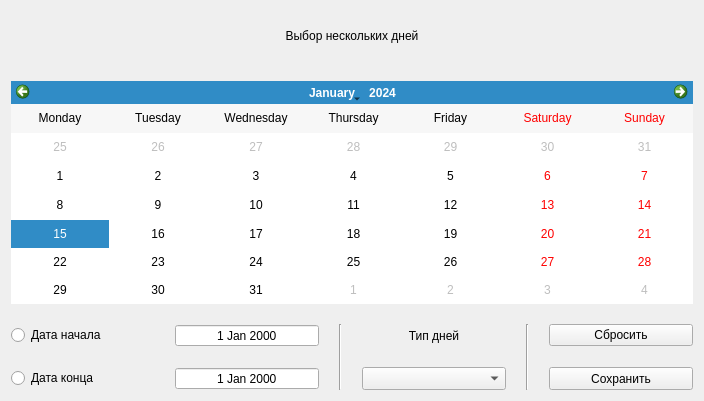
Before: the Qt Designer form src/view/severaldayswindow.ui in rnikbond/worktime, drawn with Qt 5.
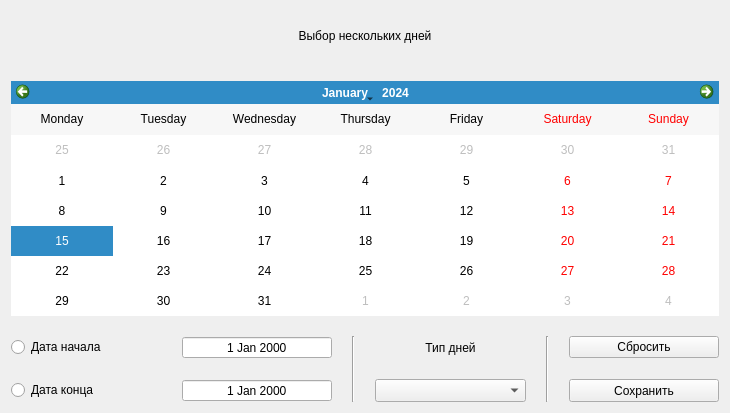
After: the same form once the commit is applied.

Diff of the .ui file:
```diff
--- a/src/view/severaldayswindow.ui
+++ b/src/view/severaldayswindow.ui
@@ -6,8 +6,8 @@
    <rect>
     <x>0</x>
     <y>0</y>
-    <width>704</width>
-    <height>401</height>
+    <width>730</width>
+    <height>413</height>
    </rect>
   </property>
   <property name="windowTitle">
```
Left out of the diff: 2 changed lines with no effect on the pictures.
